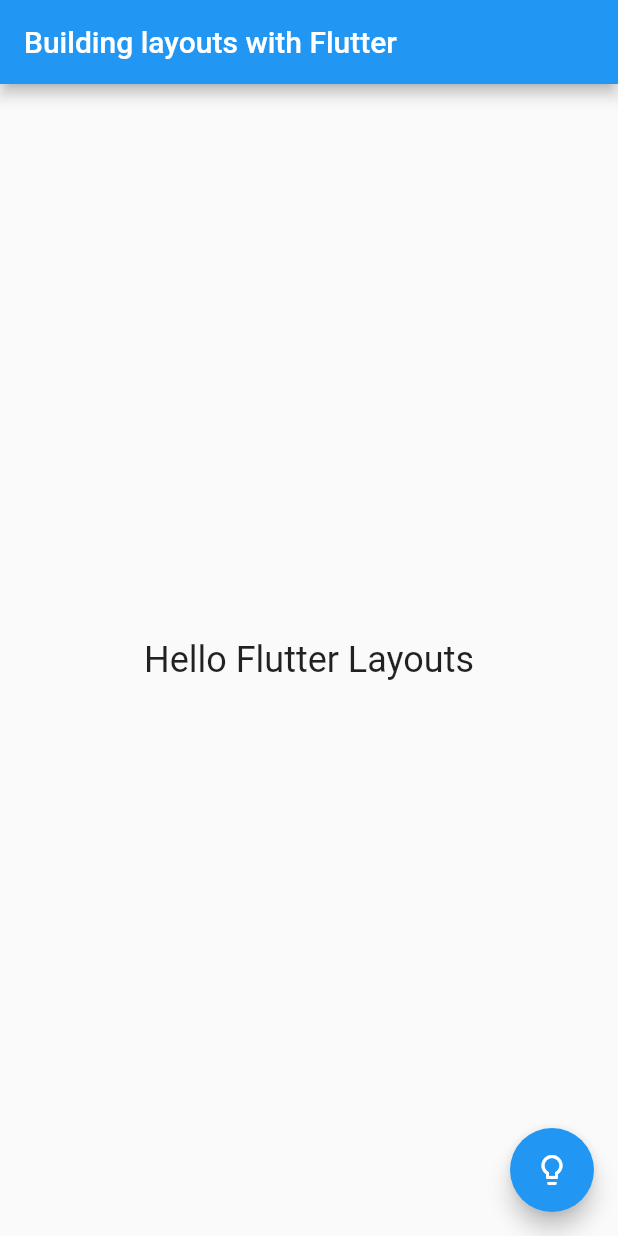
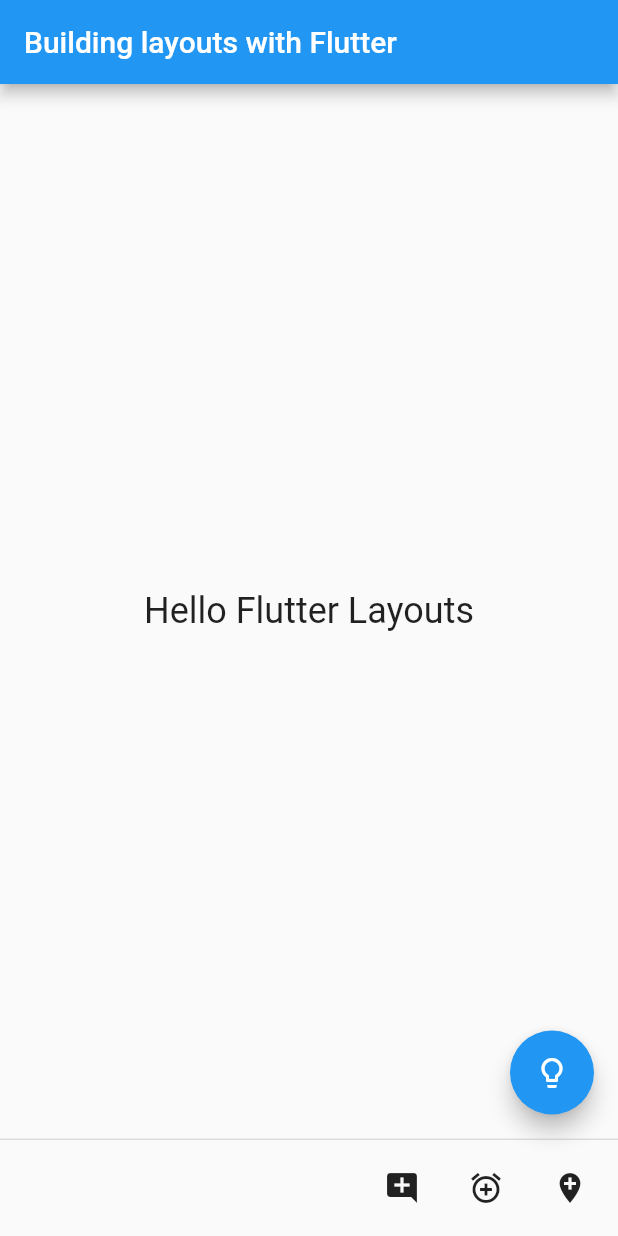
Before and after one commit to MonikaSliciute/hello-layouts, a Flutter app: the screen it shows after launch, on a phone screen of 412 x 824 dp. Run offline on Flutter 3.47's test engine with Material 2 defaults, Android fonts, the phone set to English and light mode, and no system bars.

Commit message:
Added 3 persistent footer buttons

```diff
--- a/lib/main.dart
+++ b/lib/main.dart
@@ -23,6 +23,11 @@ class MyApp extends StatelessWidget {
             onPressed: () {
               print("You rang?");
             }),
+        persistentFooterButtons: <Widget>[
+          IconButton(onPressed: () {}, icon: Icon(Icons.add_comment)),
+          IconButton(onPressed: () {}, icon: Icon(Icons.add_alarm)),
+          IconButton(onPressed: () {}, icon: Icon(Icons.add_location)),
+        ],
       ),
     );
   }
```
